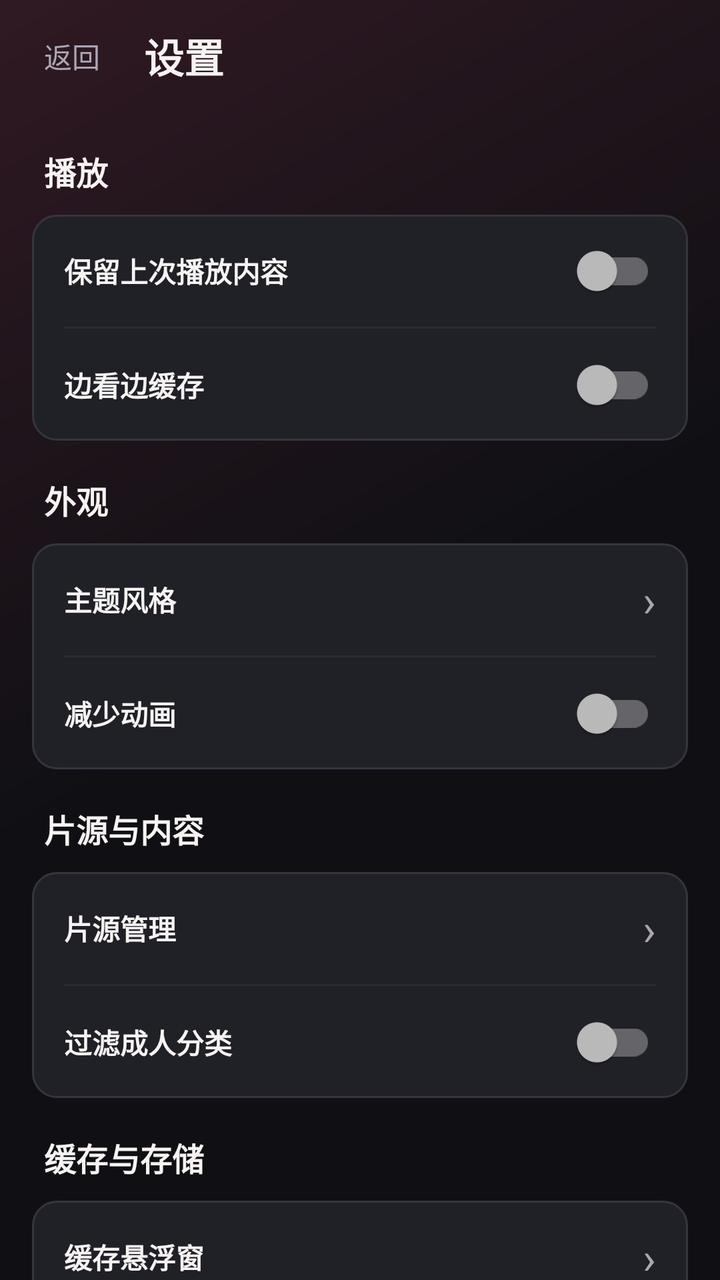
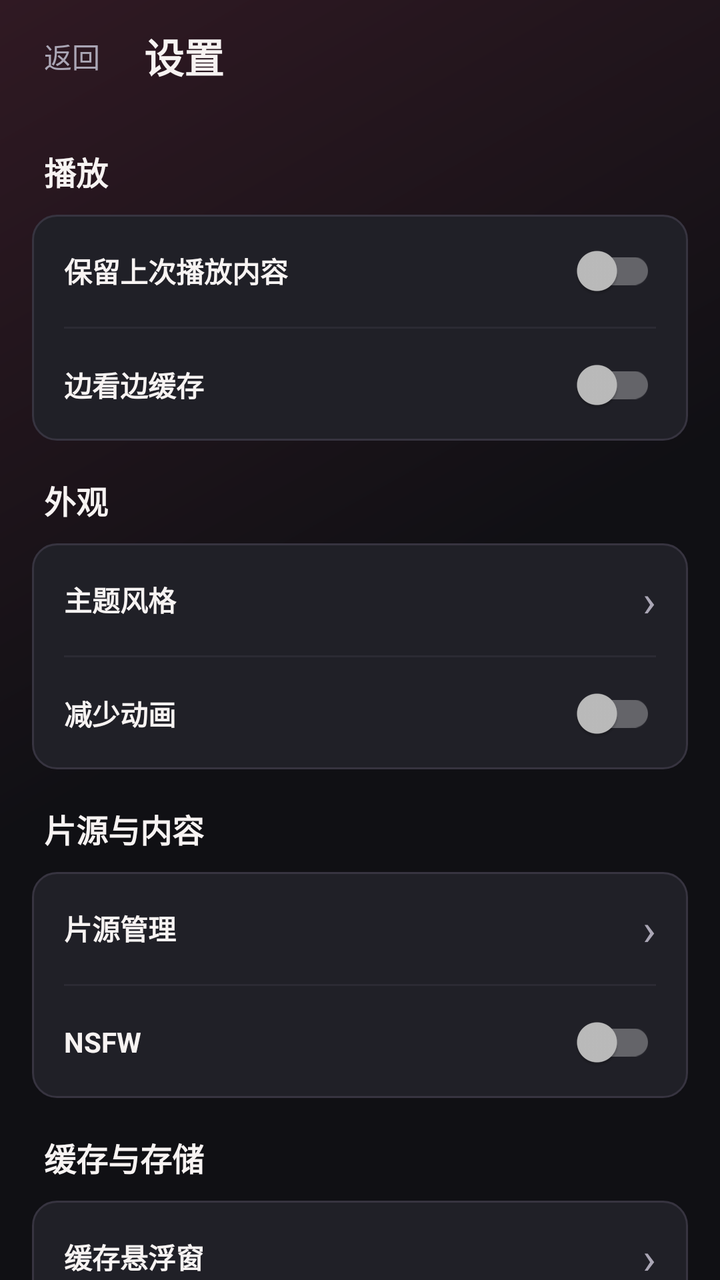

Two renders of the same Android screen: before a commit and after it. Below are the layout's source before the change and the commit's diff.
<!-- AndroidManifest.xml: application theme AppTheme -->
<!-- res/layout/activity_settings.xml -->
<?xml version="1.0" encoding="utf-8"?>
<LinearLayout xmlns:android="http://schemas.android.com/apk/res/android" android:layout_width="match_parent" android:layout_height="match_parent" android:orientation="vertical" android:background="@drawable/bg_page" android:fitsSystemWindows="true">
    <LinearLayout android:layout_width="match_parent" android:layout_height="56dp" android:orientation="horizontal" android:gravity="center_vertical" android:paddingHorizontal="8dp">
        <TextView android:id="@+id/btnBack" android:layout_width="56dp" android:layout_height="48dp" android:text="返回" android:textSize="14sp" android:textColor="?attr/appTextMuted" android:gravity="center" />
        <TextView android:layout_width="0dp" android:layout_height="wrap_content" android:layout_weight="1" android:layout_marginStart="8dp" android:text="设置" android:textSize="20sp" android:textStyle="bold" android:textColor="?attr/appText" />
    </LinearLayout>
    <ScrollView android:id="@+id/settingsScroll" android:layout_width="match_parent" android:layout_height="0dp" android:layout_weight="1" android:fillViewport="true" android:scrollbars="none">
        <LinearLayout android:id="@+id/settingsContent" android:layout_width="match_parent" android:layout_height="wrap_content" android:orientation="vertical" android:paddingBottom="24dp">
            <TextView style="@style/SettingsSection" android:text="播放" />
            <LinearLayout style="@style/SettingsCard">
                <androidx.appcompat.widget.SwitchCompat android:id="@+id/swRestorePlayback" style="@style/SettingsSwitch" android:text="保留上次播放内容" />
                <View style="@style/SettingsDivider" />
                <androidx.appcompat.widget.SwitchCompat android:id="@+id/swAutoCache" style="@style/SettingsSwitch" android:text="边看边缓存" />
            </LinearLayout>
            <TextView style="@style/SettingsSection" android:text="外观" />
            <LinearLayout style="@style/SettingsCard">
                <LinearLayout android:id="@+id/btnTheme" style="@style/SettingsRow">
                    <TextView style="@style/SettingsLabel" android:text="主题风格" />
                    <TextView android:id="@+id/themeValue" style="@style/SettingsValue" />
                    <TextView style="@style/SettingsChevron" />
                </LinearLayout>
                <View style="@style/SettingsDivider" />
                <androidx.appcompat.widget.SwitchCompat android:id="@+id/swReduceMotion" style="@style/SettingsSwitch" android:text="减少动画" />
            </LinearLayout>
            <TextView style="@style/SettingsSection" android:text="片源与内容" />
            <LinearLayout style="@style/SettingsCard">
                <LinearLayout android:id="@+id/btnManageSources" style="@style/SettingsRow">
                    <TextView style="@style/SettingsLabel" android:text="片源管理" />
                    <TextView android:id="@+id/sourceSummary" style="@style/SettingsValue" />
                    <TextView style="@style/SettingsChevron" />
                </LinearLayout>
                <View style="@style/SettingsDivider" />
                <androidx.appcompat.widget.SwitchCompat android:id="@+id/swFilterAdult" style="@style/SettingsSwitch" android:text="过滤成人分类" />
            </LinearLayout>
            <TextView style="@style/SettingsSection" android:text="缓存与存储" />
            <LinearLayout style="@style/SettingsCard">
                <LinearLayout android:id="@+id/btnOverlay" style="@style/SettingsRow">
                    <TextView style="@style/SettingsLabel" android:text="缓存悬浮窗" />
                    <TextView android:id="@+id/overlayValue" style="@style/SettingsValue" />
                    <TextView style="@style/SettingsChevron" />
                </LinearLayout>
                <View style="@style/SettingsDivider" />
                <LinearLayout android:id="@+id/btnClearCache" style="@style/SettingsRow">
                    <TextView style="@style/SettingsLabel" android:text="清理在线播放缓存" />
                    <TextView android:id="@+id/cacheInfo" style="@style/SettingsValue" />
                    <TextView style="@style/SettingsChevron" />
                </LinearLayout>
                <View style="@style/SettingsDivider" />
                <LinearLayout android:id="@+id/btnDownloads" style="@style/SettingsRow">
                    <TextView style="@style/SettingsLabel" android:text="已缓存视频" />
                    <TextView android:id="@+id/downloadSize" style="@style/SettingsValue" />
                    <TextView style="@style/SettingsChevron" />
                </LinearLayout>
            </LinearLayout>
            <TextView style="@style/SettingsSection" android:text="关于" />
            <LinearLayout style="@style/SettingsCard">
                <LinearLayout style="@style/SettingsRow">
                    <TextView style="@style/SettingsLabel" android:text="当前版本" />
                    <TextView android:id="@+id/about" style="@style/SettingsValue" />
                </LinearLayout>
            </LinearLayout>
        </LinearLayout>
    </ScrollView>
</LinearLayout>
<!-- resources referenced by this layout -->
<resources>
  <!-- drawable bg_page (drawable) -->
  <shape xmlns:android="http://schemas.android.com/apk/res/android"><gradient android:angle="315" android:startColor="?attr/appGlow" android:centerColor="?attr/appBg" android:endColor="?attr/appBg" /></shape>
  <style name="SettingsCard">
          <item name="android:layout_width">match_parent</item><item name="android:layout_height">wrap_content</item>
          <item name="android:layout_marginHorizontal">16dp</item><item name="android:orientation">vertical</item><item name="android:background">@drawable/bg_card</item>
      </style>
  <style name="SettingsChevron">
          <item name="android:layout_width">20dp</item><item name="android:layout_height">wrap_content</item><item name="android:gravity">end</item>
          <item name="android:text">›</item><item name="android:textSize">22sp</item><item name="android:textColor">?attr/appTextMuted</item><item name="android:importantForAccessibility">no</item>
      </style>
  <style name="SettingsDivider">
          <item name="android:layout_width">match_parent</item><item name="android:layout_height">1dp</item><item name="android:layout_marginHorizontal">16dp</item>
          <item name="android:background">?attr/appDivider</item><item name="android:alpha">0.5</item>
      </style>
  <style name="SettingsLabel">
          <item name="android:layout_width">0dp</item><item name="android:layout_height">wrap_content</item><item name="android:layout_weight">1</item>
          <item name="android:textSize">14sp</item><item name="android:textStyle">bold</item><item name="android:textColor">?attr/appText</item>
      </style>
  <style name="SettingsRow">
          <item name="android:layout_width">match_parent</item><item name="android:layout_height">wrap_content</item><item name="android:minHeight">56dp</item>
          <item name="android:orientation">horizontal</item><item name="android:gravity">center_vertical</item>
          <item name="android:paddingHorizontal">16dp</item><item name="android:paddingVertical">12dp</item>
      </style>
  <style name="SettingsSwitch">
          <item name="android:layout_width">match_parent</item><item name="android:layout_height">wrap_content</item><item name="android:minHeight">56dp</item>
          <item name="android:paddingHorizontal">16dp</item><item name="android:paddingVertical">12dp</item><item name="android:textSize">14sp</item>
          <item name="android:textStyle">bold</item><item name="android:textColor">?attr/appText</item><item name="switchPadding">16dp</item>
      </style>
  <style name="SettingsValue">
          <item name="android:layout_width">wrap_content</item><item name="android:layout_height">wrap_content</item><item name="android:maxWidth">112dp</item>
          <item name="android:maxLines">1</item><item name="android:ellipsize">end</item><item name="android:layout_marginStart">12dp</item>
          <item name="android:textSize">13sp</item><item name="android:textColor">?attr/appTextMuted</item>
      </style>
  <!-- drawable bg_card (drawable) -->
  <ripple xmlns:android="http://schemas.android.com/apk/res/android" android:color="?attr/appAccentDim"><item><shape><solid android:color="?attr/appSurface"/><corners android:radius="?attr/appCorner"/><stroke android:width="1dp" android:color="?attr/appDivider" /></shape></item></ripple>
  <style name="AppWindowAnimation">
          <item name="android:activityOpenEnterAnimation">@anim/page_enter</item>
          <item name="android:activityOpenExitAnimation">@anim/page_exit</item>
          <item name="android:activityCloseEnterAnimation">@anim/page_enter</item>
          <item name="android:activityCloseExitAnimation">@anim/page_exit</item>
      </style>
  <!-- unchanged entries left out for length: 2 -->
</resources>

<!-- the commit's change to res/layout/activity_settings.xml (unified diff, before → after) -->
@@ -30,7 +30,7 @@
                     <TextView style="@style/SettingsChevron" />
                 </LinearLayout>
                 <View style="@style/SettingsDivider" />
-                <androidx.appcompat.widget.SwitchCompat android:id="@+id/swFilterAdult" style="@style/SettingsSwitch" android:text="过滤成人分类" />
+                <androidx.appcompat.widget.SwitchCompat android:id="@+id/swFilterAdult" style="@style/SettingsSwitch" android:text="NSFW" />
             </LinearLayout>
             <TextView style="@style/SettingsSection" android:text="缓存与存储" />
             <LinearLayout style="@style/SettingsCard">
